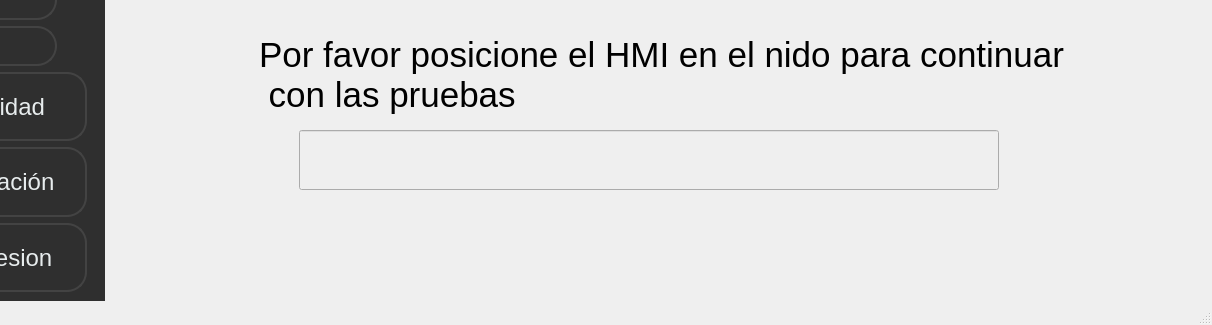
Patryckx/Nidec-tester, file ui/Application.ui: the form before one commit; both pictures show x 154 to 1366 and y 447 to 772 of the 1366 by 772 pixel window.
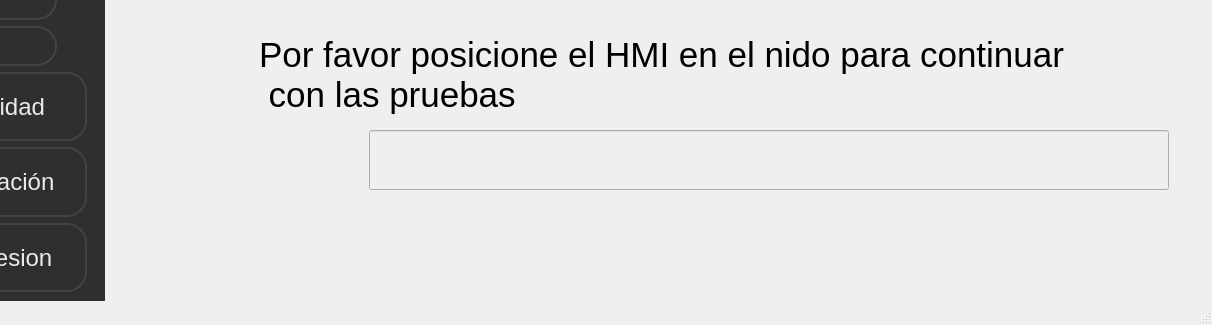
The form after the commit. The open tabs and pages were chosen to show the change. Icons and pictures are not drawn.

```diff
--- a/ui/Application.ui
+++ b/ui/Application.ui
@@ -4232,36 +4232,23 @@
               </property>
               <property name="minimumSize">
                <size>
-                <width>700</width>
+                <width>800</width>
                 <height>50</height>
                </size>
               </property>
               <property name="maximumSize">
                <size>
-                <width>700</width>
+                <width>800</width>
                 <height>60</height>
                </size>
               </property>
               <property name="font">
                <font>
-                <pointsize>20</pointsize>
+                <pointsize>14</pointsize>
                </font>
               </property>
              </widget>
             </item>
-            <item>
-             <spacer name="horizontalSpacer_38">
-              <property name="orientation">
-               <enum>Qt::Horizontal</enum>
-              </property>
-              <property name="sizeHint" stdset="0">
-               <size>
-                <width>308</width>
-                <height>20</height>
-               </size>
-              </property>
-             </spacer>
-            </item>
            </layout>
           </item>
           <item>
```
Left out of the diff: 2 changed lines with no effect on the pictures.
